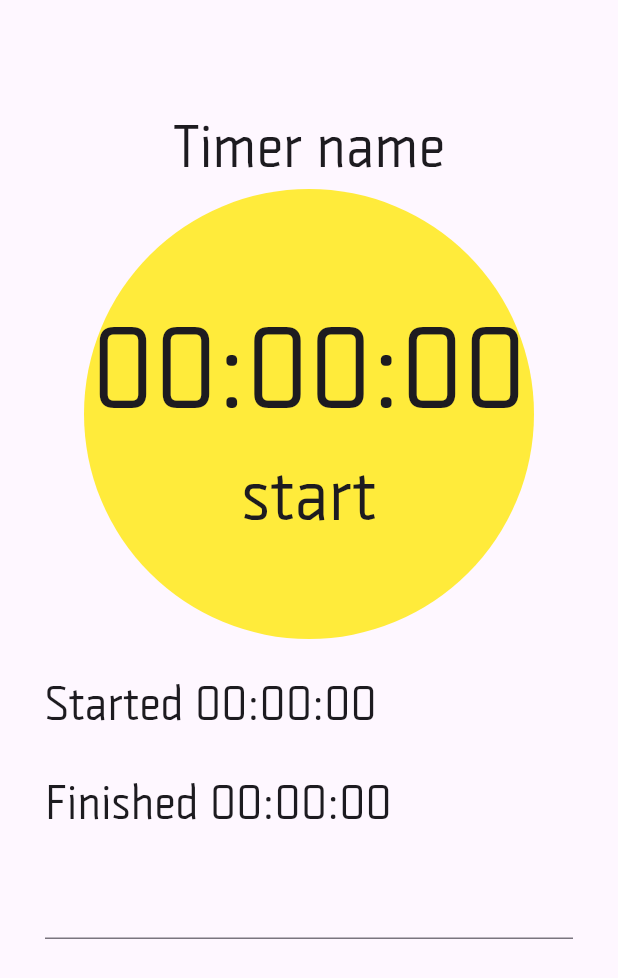
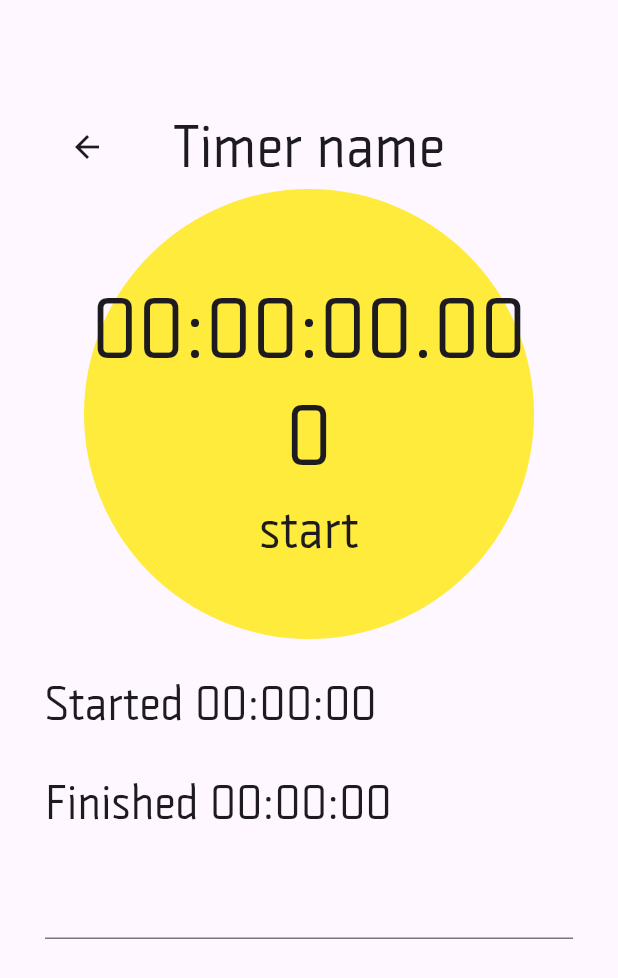
Before and after one commit to MiSticksman/stopwatch, a Flutter app: the TimerScreenView screen opened directly, on a phone screen of 412 x 824 dp. Shown: the top 978 px of the screen. Run offline on Flutter 3.47's test engine with Material 2 defaults, Android fonts, the phone set to English and light mode, and no system bars; our stand-ins replace stop_watch_timer.

Commit message:
clickable timer

```diff
--- a/lib/screens/timer_screen/timer_screen_view.dart
+++ b/lib/screens/timer_screen/timer_screen_view.dart
@@ -1,4 +1,8 @@
 import 'package:flutter/material.dart';
+import 'package:provider/provider.dart';
+import 'package:stop_watch_timer/stop_watch_timer.dart';
+import 'package:timer/screens/timer_screen/timer_screen_presenter.dart';
+import 'package:timer/screens/timer_screen/timer_state.dart';
 
 class TimerScreenView extends StatelessWidget {
   const TimerScreenView({
@@ -8,6 +12,7 @@ class TimerScreenView extends StatelessWidget {
   @override
   Widget build(BuildContext context) {
     final textTheme = Theme.of(context).textTheme;
+    final presenter = context.read<TimerScreenPresenter>();
     return Scaffold(
       body: Padding(
         padding: const EdgeInsets.only(top: 70, left: 30, right: 30),
@@ -20,8 +25,24 @@ class TimerScreenView extends StatelessWidget {
               ),
               centerTitle: true,
             ),
-            GestureDetector(
-              onTap: null,
+            ValueListenableBuilder(
+                valueListenable: presenter.timerStatusState,
+                builder: (context, timerStatus, _) {
+                  return GestureDetector(
+                    onTap: () {
+                      if (timerStatus == TimerState.initial) {
+                        return presenter.start();
+                      } else if (timerStatus == TimerState.processing) {
+                        return presenter.pause();
+                      } else if (timerStatus == TimerState.pause) {
+                        return presenter.resume();
+                      }
+                    },
+                    onLongPress: () {
+                      if (timerStatus != TimerState.finished) {
+                        return presenter.finish();
+                      }
+                    },
                     child: Container(
                       height: 300,
                       width: 300,
@@ -30,22 +51,45 @@ class TimerScreenView extends StatelessWidget {
                         color: Colors.yellow,
                       ),
                       child: Padding(
-                  padding:
-                      const EdgeInsets.only(left: 5.0, right: 5.0, top: 10),
+                        padding: const EdgeInsets.only(
+                            left: 5.0, right: 5.0, top: 10),
                         child: FittedBox(
-                    child: Column(
+                          child: StreamBuilder<int>(
+                            stream: presenter.timerModel.rawTime,
+                            initialData: 0,
+                            builder: (context, snapshot) {
+                              final value = snapshot.data;
+                              final displayTime =
+                                  StopWatchTimer.getDisplayTime(value ?? 0);
+                              return Column(
                                 children: [
                                   Text(
-                          '00:00:00',
+                                    displayTime,
                                     style: textTheme.titleLarge,
                                   ),
-                        Text('start', style: textTheme.titleMedium),
+                                  Text(
+                                    value.toString(),
+                                    style: textTheme.titleLarge,
+                                  ),
+                                  ValueListenableBuilder<String>(
+                                    valueListenable:
+                                        presenter.timerDispalyedStatus,
+                                    builder: (context, status, _) {
+                                      return Text(
+                                        status,
+                                        style: textTheme.titleMedium,
+                                      );
+                                    },
+                                  ),
                                 ],
+                              );
+                            },
                           ),
                         ),
                       ),
                     ),
-            ),
+                  );
+                }),
             const SizedBox(
               height: 20,
             ),
@@ -61,9 +105,7 @@ class TimerScreenView extends StatelessWidget {
             const SizedBox(
               height: 20,
             ),
-            TextField(
-
-            )
+            TextField()
           ],
         ),
       ),
--- a/lib/screens/timer_screen/timer_state.dart
+++ b/lib/screens/timer_screen/timer_state.dart
@@ -1 +1 @@
-enum TimerState {initial, processing, pause, finished}
+enum TimerState { initial, processing, pause, finished }
```
Also changed, not shown: lib/main.dart (+3 -6 lines), lib/screens/timer_screen/timer_screen.dart (+3 -4 lines), lib/screens/timer_screen/timer_screen_presenter.dart (+62 -11 lines), pubspec.yaml (+0 -7 lines). Lines whose indentation alone changed are shown as unchanged.
